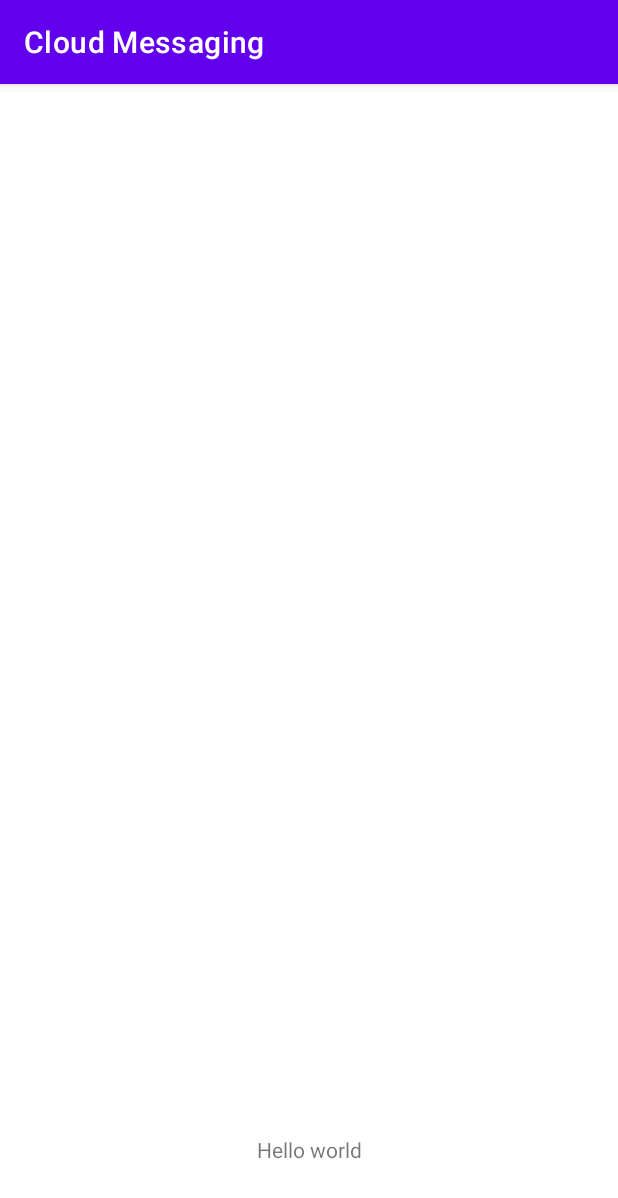
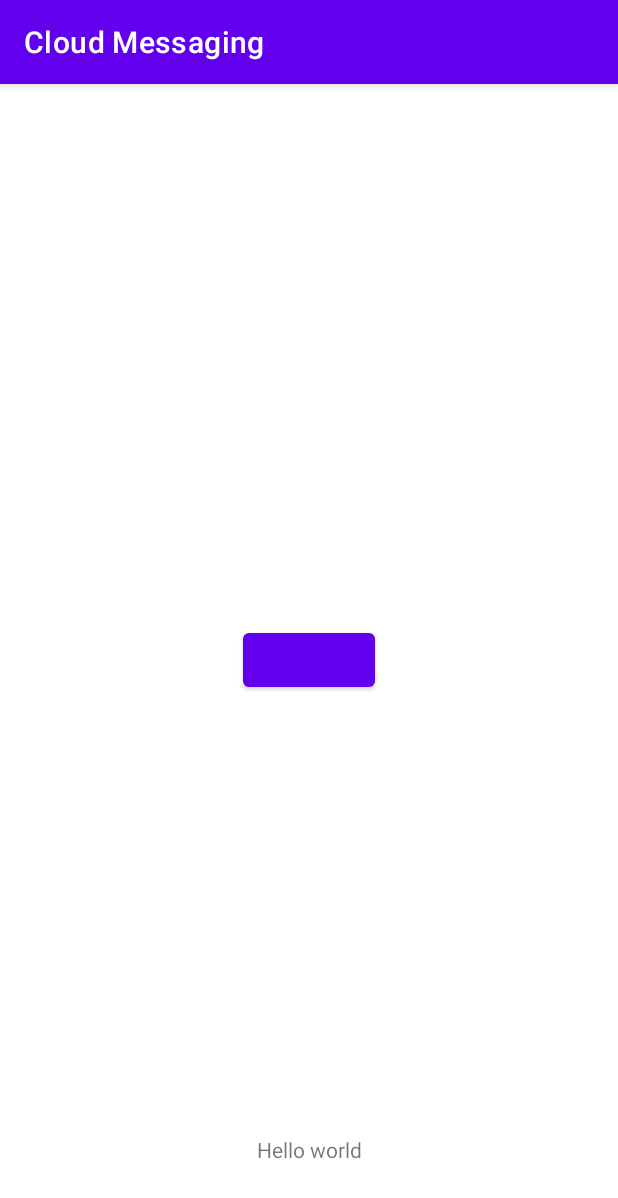
Before and after one commit to Ranzed/practice, an Android app: the screen it shows after launch (MessageActivity), on a phone screen of 412 x 824 dp. Shown: the top 1198 px of the screen. Run offline under Robolectric (Android 15) with nearby library versions, the phone set to English and light mode, and no system bars.

```diff
--- a/fcm/app/src/main/java/com/ranzed/fcm/App.kt
+++ b/fcm/app/src/main/java/com/ranzed/fcm/App.kt
@@ -1,13 +1,13 @@
 package com.ranzed.fcm
 
 import android.app.Application
-import android.util.Log
+import com.ranzed.fcm.notification.NotificationService
 
 class App : Application() {
 
     override fun onCreate() {
         super.onCreate()
+        NotificationService.initialize(this)
     }
 
-
 }
--- a/fcm/app/src/main/java/com/ranzed/fcm/activity/MessageActivity.kt
+++ b/fcm/app/src/main/java/com/ranzed/fcm/activity/MessageActivity.kt
@@ -2,16 +2,20 @@ package com.ranzed.fcm.activity
 
 import androidx.appcompat.app.AppCompatActivity
 import android.os.Bundle
-import android.widget.TextView
+import android.view.View
+import androidx.appcompat.widget.AppCompatButton
 import com.ranzed.fcm.R
+import com.ranzed.fcm.notification.NotificationService
 
 class MessageActivity : AppCompatActivity() {
 
-    private var helloText : TextView? = null
+    private var createNotification : AppCompatButton? = null
 
     override fun onCreate(savedInstanceState: Bundle?) {
         super.onCreate(savedInstanceState)
         setContentView(R.layout.activity_message)
-        helloText = findViewById(R.id.hello)
+        createNotification = findViewById(R.id.btn_create_notification)
+        createNotification?.setOnClickListener { view : View ->
+            NotificationService.createNotification("123", "456", this)}
     }
 }
--- /dev/null
+++ b/fcm/app/src/main/java/com/ranzed/fcm/notification/NotificationService.kt
@@ -0,0 +1,55 @@
+package com.ranzed.fcm.notification
+
+import android.app.NotificationChannel
+import android.app.NotificationManager
+import android.content.Context
+import android.os.Build
+import androidx.core.app.NotificationCompat
+import com.ranzed.fcm.R
+
+object NotificationService {
+
+    private val CHANNEL_ID = "fcm_channel_id"
+    private var initialized = false
+
+    fun createNotification(title: String, message : String, ctx : Context) {
+        if (!initialized)
+            return
+
+        val builder = NotificationCompat.Builder(ctx, CHANNEL_ID)
+            .setSmallIcon(R.mipmap.ic_launcher)
+            .setContentTitle(title)
+            .setContentText(message)
+
+        val notificationManager = ctx.getSystemService(Context.NOTIFICATION_SERVICE) as NotificationManager
+        notificationManager.notify(0, builder.build())
+
+    }
+
+    fun initialize(ctx : Context) {
+        if (initialized)
+            return
+
+        createNotificationChannel(ctx)
+        initialized = true
+    }
+
+    private fun createNotificationChannel(ctx : Context) {
+        if (Build.VERSION.SDK_INT < Build.VERSION_CODES.O)
+            return
+
+        val notificationManager = ctx.getSystemService(Context.NOTIFICATION_SERVICE) as NotificationManager
+
+        val c = notificationManager.getNotificationChannel(CHANNEL_ID)
+        if (c != null)
+            return
+
+        val channel = NotificationChannel(CHANNEL_ID,
+            ctx.getString(R.string.notification_channel_name),
+            NotificationManager.IMPORTANCE_DEFAULT)
+        channel.description = ctx.getString(R.string.notification_channel_description)
+
+        notificationManager.createNotificationChannel(channel)
+    }
+
+}
--- a/fcm/app/src/main/res/layout/activity_message.xml
+++ b/fcm/app/src/main/res/layout/activity_message.xml
@@ -5,6 +5,15 @@
     android:layout_width="match_parent"
     android:layout_height="match_parent"
     tools:context=".activity.MessageActivity">
+
+    <Button
+        android:id="@+id/btn_create_notification"
+        android:layout_width="wrap_content"
+        android:layout_height="wrap_content"
+        app:layout_constraintBottom_toBottomOf="parent"
+        app:layout_constraintEnd_toEndOf="parent"
+        app:layout_constraintStart_toStartOf="parent"
+        app:layout_constraintTop_toTopOf="parent" />
 
     <TextView
         android:id="@+id/hello"
--- a/fcm/app/src/main/res/values/strings.xml
+++ b/fcm/app/src/main/res/values/strings.xml
@@ -1,4 +1,8 @@
 <resources>
     <string name="app_name">Cloud Messaging</string>
     <string name="hello_message">Hello world</string>
+
+    <string name="notification_channel_name">Fcm channel</string>
+    <string name="notification_channel_description">Fcm channel description</string>
+
 </resources>
```
Also changed, not shown: fcm/app/build.gradle (+4 -4 lines).
